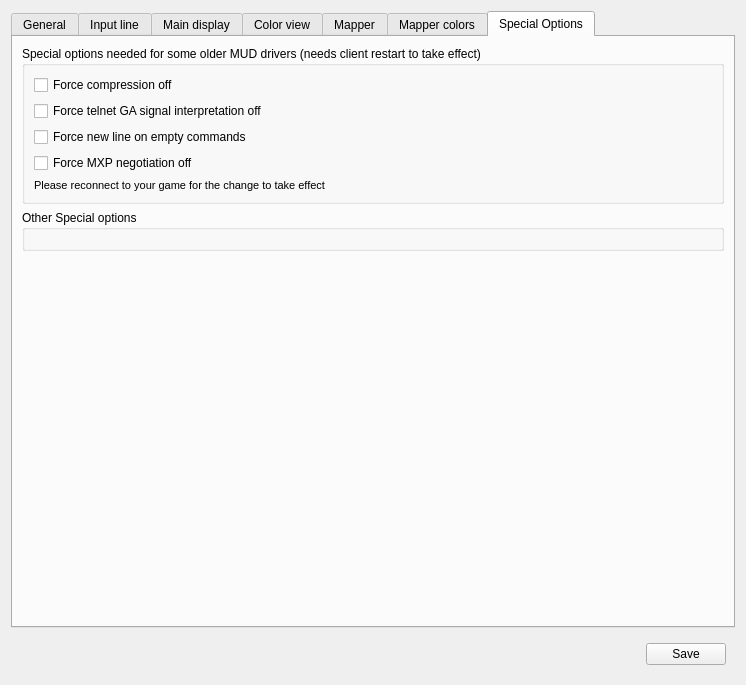
First picture: the form in src/ui/profile_preferences.ui, repository Mudlet/Mudlet, before the edit.
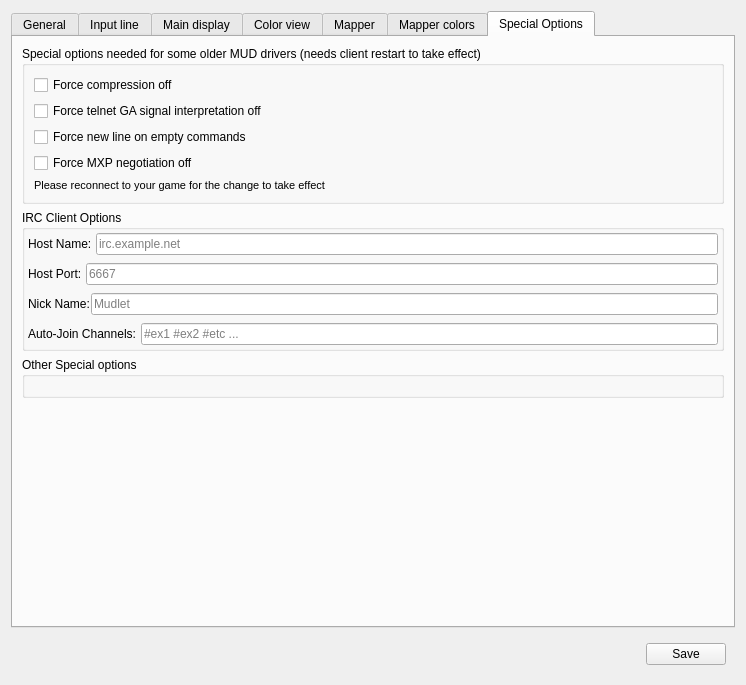
Second picture: the form after the edit. The open tabs and pages were chosen to show the change. Icons and pictures are not drawn.

```diff
--- a/src/ui/profile_preferences.ui
+++ b/src/ui/profile_preferences.ui
@@ -255,40 +255,6 @@
          </layout>
         </widget>
        </item>
-       <item row="6" column="0">
-        <spacer name="verticalSpacer_8">
-         <property name="orientation">
-          <enum>Qt::Vertical</enum>
-         </property>
-         <property name="sizeHint" stdset="0">
-          <size>
-           <width>20</width>
-           <height>40</height>
-          </size>
-         </property>
-        </spacer>
-       </item>
-       <item row="4" column="0">
-        <widget class="QGroupBox" name="groupBox_16">
-         <property name="title">
-          <string>IRC</string>
-         </property>
-         <layout class="QHBoxLayout" name="horizontalLayout_4">
-          <item>
-           <widget class="QLabel" name="label_58">
-            <property name="text">
-             <string>Nickname in Mudlet IRC channel:</string>
-            </property>
-           </widget>
-          </item>
-          <item>
-           <widget class="QLineEdit" name="ircNick"/>
-          </item>
-         </layout>
-         <zorder>ircNick</zorder>
-         <zorder>label_58</zorder>
-        </widget>
-       </item>
       </layout>
      </widget>
      <widget class="QWidget" name="input_line_tab">
@@ -2073,20 +2039,174 @@
          </layout>
         </widget>
        </item>
-       <item row="2" column="0">
-        <spacer name="verticalSpacer_6">
-         <property name="orientation">
-          <enum>Qt::Vertical</enum>
-         </property>
-         <property name="sizeHint" stdset="0">
-          <size>
-           <width>20</width>
-           <height>40</height>
-          </size>
-         </property>
-        </spacer>
-       </item>
        <item row="1" column="0">
+        <widget class="QGroupBox" name="groupIrcConfig">
+         <property name="title">
+          <string>IRC Client Options</string>
+         </property>
+         <layout class="QVBoxLayout" name="verticalLayout_5">
+          <property name="leftMargin">
+           <number>2</number>
+          </property>
+          <property name="topMargin">
+           <number>2</number>
+          </property>
+          <property name="rightMargin">
+           <number>2</number>
+          </property>
+          <property name="bottomMargin">
+           <number>2</number>
+          </property>
+          <item>
+           <widget class="QWidget" name="ircHostNameWidget" native="true">
+            <layout class="QHBoxLayout" name="horizontalLayout_13">
+             <property name="spacing">
+              <number>1</number>
+             </property>
+             <property name="leftMargin">
+              <number>1</number>
+             </property>
+             <property name="topMargin">
+              <number>1</number>
+             </property>
+             <property name="rightMargin">
+              <number>1</number>
+             </property>
+             <property name="bottomMargin">
+              <number>1</number>
+             </property>
+             <item>
+              <widget class="QLabel" name="lblIrcHostName">
+               <property name="text">
+                <string>Host Name: </string>
+               </property>
+              </widget>
+             </item>
+             <item>
+              <widget class="QLineEdit" name="ircHostName">
+               <property name="inputMethodHints">
+                <set>Qt::ImhUrlCharactersOnly</set>
+               </property>
+               <property name="placeholderText">
+                <string>irc.example.net</string>
+               </property>
+              </widget>
+             </item>
+            </layout>
+           </widget>
+          </item>
+          <item>
+           <widget class="QWidget" name="ircHostPortWidget" native="true">
+            <layout class="QHBoxLayout" name="horizontalLayout_14">
+             <property name="spacing">
+              <number>1</number>
+             </property>
+             <property name="leftMargin">
+              <number>1</number>
+             </property>
+             <property name="topMargin">
+              <number>1</number>
+             </property>
+             <property name="rightMargin">
+              <number>1</number>
+             </property>
+             <property name="bottomMargin">
+              <number>1</number>
+             </property>
+             <item>
+              <widget class="QLabel" name="lblIrcHostPort">
+               <property name="text">
+                <string>Host Port: </string>
+               </property>
+              </widget>
+             </item>
+             <item>
+              <widget class="QLineEdit" name="ircHostPort">
+               <property name="inputMethodHints">
+                <set>Qt::ImhDigitsOnly</set>
+               </property>
+               <property name="placeholderText">
+                <string>6667</string>
+               </property>
+              </widget>
+             </item>
+            </layout>
+           </widget>
+          </item>
+          <item>
+           <widget class="QWidget" name="ircNickWidget" native="true">
+            <layout class="QHBoxLayout" name="horizontalLayout_15">
+             <property name="spacing">
+              <number>1</number>
+             </property>
+             <property name="leftMargin">
+              <number>1</number>
+             </property>
+             <property name="topMargin">
+              <number>1</number>
+             </property>
+             <property name="rightMargin">
+              <number>1</number>
+             </property>
+             <property name="bottomMargin">
+              <number>1</number>
+             </property>
+             <item>
+              <widget class="QLabel" name="lblIrcNick">
+               <property name="text">
+                <string>Nick Name:</string>
+               </property>
+              </widget>
+             </item>
+             <item>
+              <widget class="QLineEdit" name="ircNick">
+               <property name="placeholderText">
+                <string>Mudlet</string>
+               </property>
+              </widget>
+             </item>
+            </layout>
+           </widget>
+          </item>
+          <item>
+           <widget class="QWidget" name="ircChannelsWidget" native="true">
+            <layout class="QHBoxLayout" name="horizontalLayout_16">
+             <property name="spacing">
+              <number>1</number>
+             </property>
+             <property name="leftMargin">
+              <number>1</number>
+             </property>
+             <property name="topMargin">
+              <number>1</number>
+             </property>
+             <property name="rightMargin">
+              <number>1</number>
+             </property>
+             <property name="bottomMargin">
+              <number>1</number>
+             </property>
+             <item>
+              <widget class="QLabel" name="lblIrcChannels">
+               <property name="text">
+                <string>Auto-Join Channels: </string>
+               </property>
+              </widget>
+             </item>
+             <item>
+              <widget class="QLineEdit" name="ircChannels">
+               <property name="placeholderText">
+                <string>#ex1 #ex2 #etc ...</string>
+               </property>
+              </widget>
+             </item>
+            </layout>
+           </widget>
+          </item>
+         </layout>
+        </widget>
+       </item>
+       <item row="2" column="0">
         <widget class="QGroupBox" name="groupBox_Debug">
          <property name="title">
           <string>Other Special options</string>
@@ -2098,6 +2218,19 @@
          </layout>
         </widget>
        </item>
+       <item row="3" column="0">
+        <spacer name="verticalSpacer_6">
+         <property name="orientation">
+          <enum>Qt::Vertical</enum>
+         </property>
+         <property name="sizeHint" stdset="0">
+          <size>
+           <width>20</width>
+           <height>40</height>
+          </size>
+         </property>
+        </spacer>
+       </item>
       </layout>
      </widget>
     </widget>
```
Left out of the diff: 15 changed lines with no effect on the pictures.
